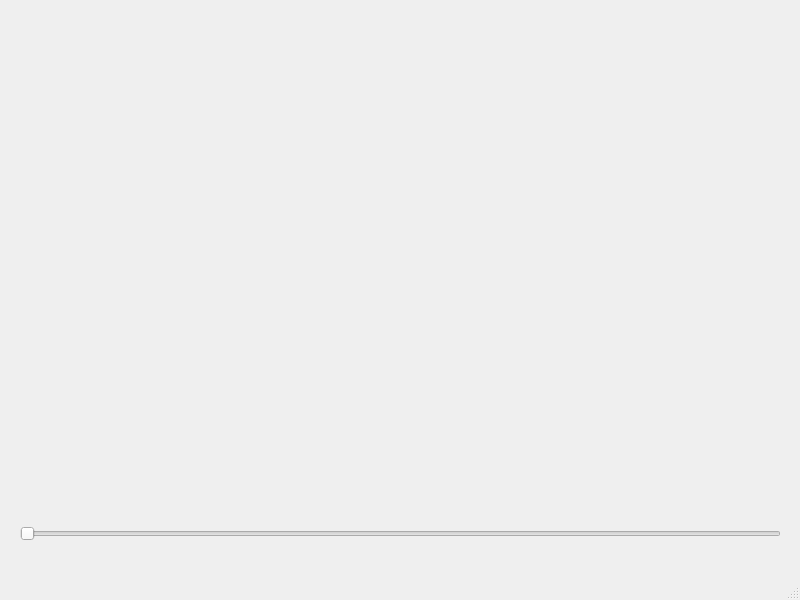
semicolonTransistor/housing-visualization, file form.ui: the form before one commit.
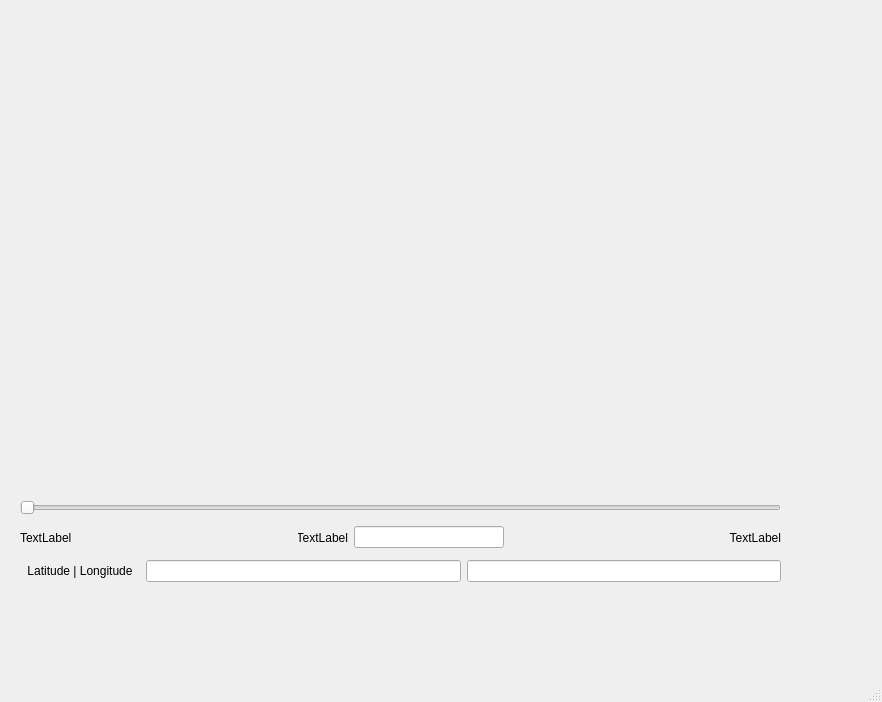
The form after the commit.

Commit message: Update to show latitude and longitude

The edit to the form file:
```diff
--- a/form.ui
+++ b/form.ui
@@ -6,8 +6,8 @@
    <rect>
     <x>0</x>
     <y>0</y>
-    <width>800</width>
-    <height>600</height>
+    <width>882</width>
+    <height>702</height>
    </rect>
   </property>
   <property name="windowTitle">
@@ -20,20 +20,121 @@
       <x>20</x>
       <y>10</y>
       <width>761</width>
-      <height>531</height>
+      <height>481</height>
      </rect>
     </property>
     <layout class="QVBoxLayout" name="verticalLayout">
      <item>
       <widget class="QWidget" name="widget" native="true"/>
      </item>
+    </layout>
+   </widget>
+   <widget class="QWidget" name="verticalLayoutWidget_2">
+    <property name="geometry">
+     <rect>
+      <x>20</x>
+      <y>500</y>
+      <width>761</width>
+      <height>82</height>
+     </rect>
+    </property>
+    <layout class="QVBoxLayout" name="verticalLayout_2">
      <item>
-      <widget class="QSlider" name="horizontalSlider_2">
+      <widget class="QSlider" name="horizontalSlider">
        <property name="orientation">
         <enum>Qt::Horizontal</enum>
        </property>
       </widget>
      </item>
+     <item>
+      <layout class="QHBoxLayout" name="horizontalLayout">
+       <item>
+        <widget class="QLabel" name="label_2">
+         <property name="minimumSize">
+          <size>
+           <width>200</width>
+           <height>0</height>
+          </size>
+         </property>
+         <property name="text">
+          <string>TextLabel</string>
+         </property>
+        </widget>
+       </item>
+       <item>
+        <layout class="QHBoxLayout" name="horizontalLayout_2">
+         <item>
+          <widget class="QLabel" name="label_3">
+           <property name="maximumSize">
+            <size>
+             <width>50</width>
+             <height>16777215</height>
+            </size>
+           </property>
+           <property name="text">
+            <string>TextLabel</string>
+           </property>
+           <property name="alignment">
+            <set>Qt::AlignRight|Qt::AlignTrailing|Qt::AlignVCenter</set>
+           </property>
+          </widget>
+         </item>
+         <item>
+          <widget class="QLineEdit" name="lineEdit">
+           <property name="maximumSize">
+            <size>
+             <width>150</width>
+             <height>16777215</height>
+            </size>
+           </property>
+          </widget>
+         </item>
+        </layout>
+       </item>
+       <item>
+        <widget class="QLabel" name="label">
+         <property name="minimumSize">
+          <size>
+           <width>200</width>
+           <height>0</height>
+          </size>
+         </property>
+         <property name="text">
+          <string>TextLabel</string>
+         </property>
+         <property name="alignment">
+          <set>Qt::AlignRight|Qt::AlignTrailing|Qt::AlignVCenter</set>
+         </property>
+        </widget>
+       </item>
+      </layout>
+     </item>
+     <item>
+      <layout class="QHBoxLayout" name="horizontalLayout_3">
+       <item>
+        <widget class="QLabel" name="label_4">
+         <property name="minimumSize">
+          <size>
+           <width>120</width>
+           <height>0</height>
+          </size>
+         </property>
+         <property name="text">
+          <string>Latitude | Longitude</string>
+         </property>
+         <property name="alignment">
+          <set>Qt::AlignCenter</set>
+         </property>
+        </widget>
+       </item>
+       <item>
+        <widget class="QLineEdit" name="lineEdit_3"/>
+       </item>
+       <item>
+        <widget class="QLineEdit" name="lineEdit_2"/>
+       </item>
+      </layout>
+     </item>
     </layout>
    </widget>
   </widget>
```
Left out of the diff: 2 changed lines with no effect on the pictures. The commit also changes 2 other files.
